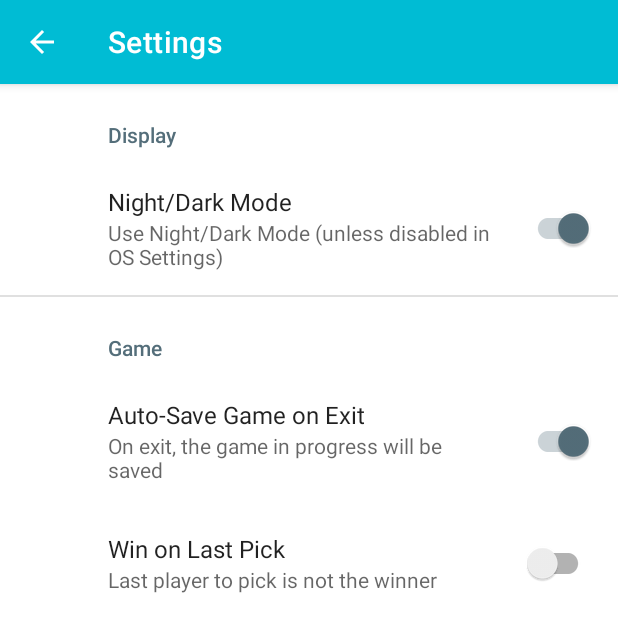
After one commit to dnagelCS/Thirteen_Stones, an Android app: the SettingsActivity screen opened directly, with no data from a screen before it, on a phone screen of 412 x 824 dp. The commit adds this screen. Shown: the top 632 px of the screen. Run offline under Robolectric (Android 15) with nearby library versions, the phone set to English and light mode, and no system bars; our stand-ins replace androidx.preference.

Commit message:
added SettingsActivity

```diff
--- a/app/build.gradle
+++ b/app/build.gradle
@@ -33,6 +33,7 @@ dependencies {
     implementation 'com.google.android.material:material:1.2.1'
     implementation 'androidx.constraintlayout:constraintlayout:2.0.4'
     implementation 'com.google.code.gson:gson:2.8.6'
+    implementation 'androidx.preference:preference:1.1.1'
     testImplementation 'junit:junit:4.13.1'
     androidTestImplementation 'androidx.test.ext:junit:1.1.2'
     androidTestImplementation 'androidx.test.espresso:espresso-core:3.3.0'
--- a/app/src/main/AndroidManifest.xml
+++ b/app/src/main/AndroidManifest.xml
@@ -9,6 +9,9 @@
         android:roundIcon="@mipmap/ic_launcher_round"
         android:supportsRtl="true"
         android:theme="@style/Theme.ThirteenStones">
+        <activity
+            android:name=".activities.SettingsActivity"
+            android:label="@string/title_activity_settings"></activity>
         <activity
             android:name=".activities.StatisticsActivity"
             android:label="@string/title_activity_statistics"
--- /dev/null
+++ b/app/src/main/java/com/example/thirteenstones/activities/SettingsActivity.java
@@ -0,0 +1,69 @@
+package com.example.thirteenstones.activities;
+
+import android.os.Bundle;
+import android.view.MenuItem;
+
+import androidx.annotation.NonNull;
+import androidx.appcompat.app.ActionBar;
+import androidx.appcompat.app.AppCompatActivity;
+import androidx.preference.Preference;
+import androidx.preference.PreferenceFragmentCompat;
+
+import com.example.thirteenstones.R;
+import com.example.thirteenstones.lib.Utils;
+
+public class SettingsActivity extends AppCompatActivity {
+
+    @Override
+    protected void onCreate(Bundle savedInstanceState) {
+        super.onCreate(savedInstanceState);
+        setContentView(R.layout.settings_activity);
+        attachFragment(savedInstanceState);
+        setupActionBar();
+    }
+
+    private void attachFragment(Bundle savedInstanceState) {
+        if (savedInstanceState == null) {
+            getSupportFragmentManager()
+                    .beginTransaction()
+                    .replace(R.id.settings, new SettingsFragment())
+                    .commit();
+        }
+    }
+
+    private void setupActionBar() {
+        ActionBar actionBar = getSupportActionBar();
+        if (actionBar != null) {
+            actionBar.setDisplayHomeAsUpEnabled(true);
+        }
+    }
+
+    @Override
+    public boolean onOptionsItemSelected(@NonNull MenuItem item) {
+        if (item.getItemId() == android.R.id.home) {
+            onBackPressed();
+            return true;
+        } else {
+            return super.onOptionsItemSelected(item);
+        }
+    }
+
+    public static class SettingsFragment extends PreferenceFragmentCompat {
+        @Override
+        public void onCreatePreferences(Bundle savedInstanceState, String rootKey) {
+            setPreferencesFromResource(R.xml.root_preferences, rootKey);
+            setNightModePreferenceListener();
+        }
+
+        private void setNightModePreferenceListener() {
+            Preference nightModePreference = findPreference(getString(R.string.night_mode_key));
+            if (nightModePreference != null) {
+                nightModePreference.setOnPreferenceChangeListener((preference, newValue) -> {
+                    Boolean newBooleanValue = (Boolean) newValue;
+                    Utils.setNightModeOnOrOff(newBooleanValue);
+                    return true;
+                });
+            }
+        }
+    }
+}
--- /dev/null
+++ b/app/src/main/res/layout/settings_activity.xml
@@ -0,0 +1,9 @@
+<LinearLayout xmlns:android="http://schemas.android.com/apk/res/android"
+    android:layout_width="match_parent"
+    android:layout_height="match_parent">
+
+    <FrameLayout
+        android:id="@+id/settings"
+        android:layout_width="match_parent"
+        android:layout_height="match_parent" />
+</LinearLayout>
--- /dev/null
+++ b/app/src/main/res/xml/root_preferences.xml
@@ -0,0 +1,27 @@
+<PreferenceScreen xmlns:app="http://schemas.android.com/apk/res-auto">
+
+    <PreferenceCategory app:title="@string/display_header">
+        <SwitchPreferenceCompat
+            app:defaultValue="true"
+            app:key="@string/night_mode_key"
+            app:summaryOff="@string/night_mode_off"
+            app:summaryOn="@string/night_mode_on"
+            app:title="@string/night_mode_title" />
+    </PreferenceCategory>
+
+    <PreferenceCategory app:title="@string/game_header">
+        <SwitchPreferenceCompat
+            app:defaultValue="true"
+            app:key="@string/auto_save_key"
+            app:summaryOff="@string/auto_save_off"
+            app:summaryOn="@string/auto_save_on"
+            app:title="@string/auto_save_title" />
+
+        <SwitchPreferenceCompat
+            app:defaultValue="false"
+            app:key="@string/win_on_last_pick_key"
+            app:summaryOff="@string/win_on_last_pick_on"
+            app:summaryOn="@string/win_on_last_pick_off"
+            app:title="@string/win_on_last_pick_title" />
+    </PreferenceCategory>
+</PreferenceScreen>
```
Also changed, not shown: app/src/main/java/com/example/thirteenstones/activities/MainActivity.java (+64 -11 lines), app/src/main/java/com/example/thirteenstones/activities/SplashActivity.java (+5 -4 lines), app/src/main/java/com/example/thirteenstones/lib/DialogUtils.java (deleted, +0 -59 lines), app/src/main/java/com/example/thirteenstones/lib/Utils.java (added, +78 -0 lines), app/src/main/res/values/arrays.xml (added, +12 -0 lines), app/src/main/res/values/strings.xml (+8 -6 lines).
